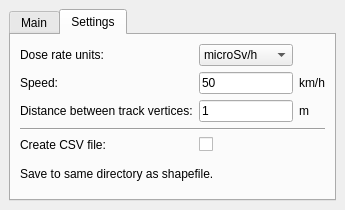
First picture: the form in ground_radiation_monitoring_dockwidget_base.ui, repository ctu-geoforall-lab-projects/bp-kala-2017, before the edit.
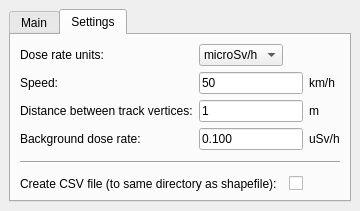
Second picture: the form after the edit. The open tabs and pages were chosen to show the change. Custom widgets are drawn as their Qt base class.

Commit message: Set up background dose rate.

```diff
--- a/ground_radiation_monitoring_dockwidget_base.ui
+++ b/ground_radiation_monitoring_dockwidget_base.ui
@@ -7,7 +7,7 @@
     <x>0</x>
     <y>0</y>
     <width>345</width>
-    <height>210</height>
+    <height>211</height>
    </rect>
   </property>
   <property name="windowTitle">
@@ -142,10 +142,31 @@
         <string>Settings</string>
        </attribute>
        <layout class="QGridLayout" name="gridLayout_2">
-        <item row="0" column="0">
-         <widget class="QLabel" name="label_3">
+        <item row="2" column="0">
+         <widget class="QLabel" name="label">
           <property name="text">
-           <string>Dose rate units:</string>
+           <string>Distance between track vertices:</string>
+          </property>
+         </widget>
+        </item>
+        <item row="6" column="2">
+         <widget class="QCheckBox" name="create_csv">
+          <property name="text">
+           <string/>
+          </property>
+         </widget>
+        </item>
+        <item row="2" column="3">
+         <widget class="QLabel" name="label_2">
+          <property name="text">
+           <string>m</string>
+          </property>
+         </widget>
+        </item>
+        <item row="1" column="0">
+         <widget class="QLabel" name="label_5">
+          <property name="text">
+           <string>Speed:</string>
           </property>
          </widget>
         </item>
@@ -173,73 +194,66 @@
           </item>
          </widget>
         </item>
-        <item row="1" column="0">
-         <widget class="QLabel" name="label_5">
-          <property name="text">
-           <string>Speed:</string>
-          </property>
-         </widget>
-        </item>
-        <item row="1" column="1">
-         <widget class="QLineEdit" name="speed">
-          <property name="text">
-           <string>50</string>
-          </property>
-         </widget>
-        </item>
-        <item row="1" column="2">
+        <item row="1" column="3">
          <widget class="QLabel" name="label_6">
           <property name="text">
            <string>km/h</string>
           </property>
          </widget>
         </item>
-        <item row="2" column="0">
-         <widget class="QLabel" name="label">
-          <property name="text">
-           <string>Distance between track vertices:</string>
-          </property>
-         </widget>
-        </item>
-        <item row="2" column="1">
+        <item row="2" column="1" colspan="2">
          <widget class="QLineEdit" name="vertex_dist">
           <property name="text">
            <string>1</string>
           </property>
          </widget>
         </item>
-        <item row="2" column="2">
-         <widget class="QLabel" name="label_2">
-          <property name="text">
-           <string>m</string>
-          </property>
-         </widget>
-        </item>
-        <item row="3" column="0" colspan="3">
+        <item row="4" column="0" rowspan="2" colspan="4">
          <widget class="Line" name="line_2">
           <property name="orientation">
            <enum>Qt::Horizontal</enum>
           </property>
          </widget>
         </item>
-        <item row="4" column="0">
-         <widget class="QLabel" name="label_8">
-          <property name="text">
-           <string>Create CSV file:</string>
-          </property>
-         </widget>
-        </item>
-        <item row="4" column="1">
-         <widget class="QCheckBox" name="create_csv">
-          <property name="text">
-           <string/>
-          </property>
-         </widget>
-        </item>
-        <item row="5" column="0" colspan="2">
+        <item row="3" column="0">
          <widget class="QLabel" name="label_9">
           <property name="text">
-           <string>Save to same directory as shapefile.</string>
+           <string>Background dose rate:</string>
+          </property>
+         </widget>
+        </item>
+        <item row="6" column="0" colspan="2">
+         <widget class="QLabel" name="label_8">
+          <property name="text">
+           <string>Create CSV file (to same directory as shapefile):</string>
+          </property>
+         </widget>
+        </item>
+        <item row="1" column="1" colspan="2">
+         <widget class="QLineEdit" name="speed">
+          <property name="text">
+           <string>50</string>
+          </property>
+         </widget>
+        </item>
+        <item row="0" column="0">
+         <widget class="QLabel" name="label_3">
+          <property name="text">
+           <string>Dose rate units:</string>
+          </property>
+         </widget>
+        </item>
+        <item row="3" column="1" colspan="2">
+         <widget class="QLineEdit" name="background_drate">
+          <property name="text">
+           <string>0.100</string>
+          </property>
+         </widget>
+        </item>
+        <item row="3" column="3">
+         <widget class="QLabel" name="label_10">
+          <property name="text">
+           <string>uSv/h</string>
           </property>
          </widget>
         </item>
```
The commit also changes 2 other files.
